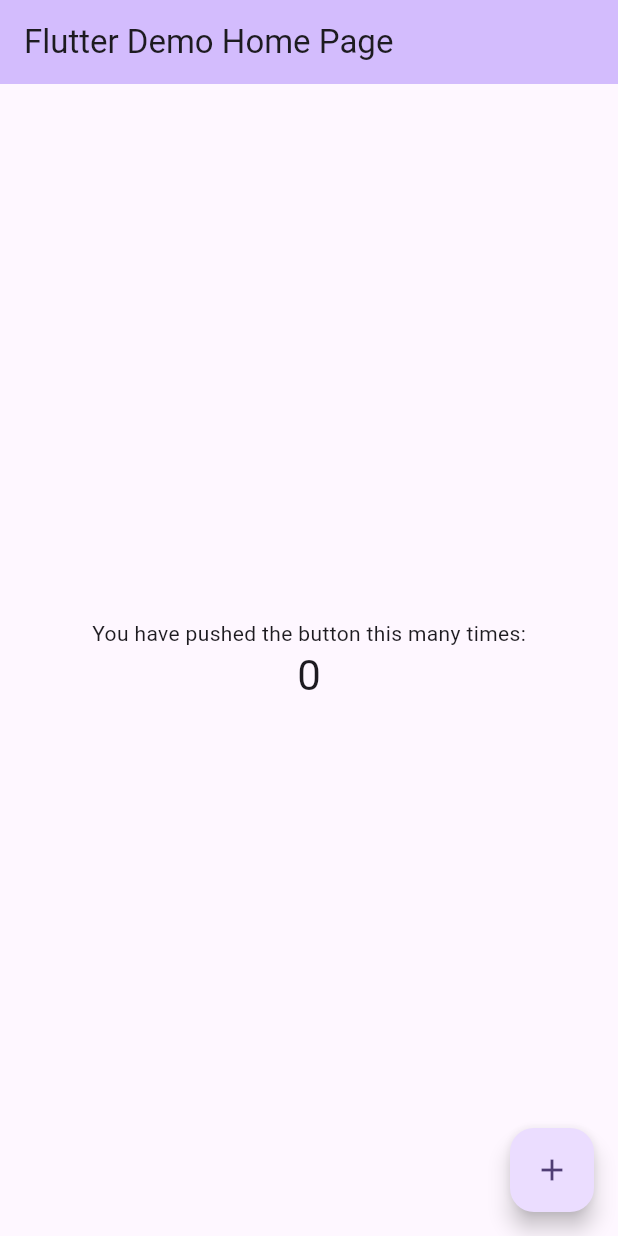
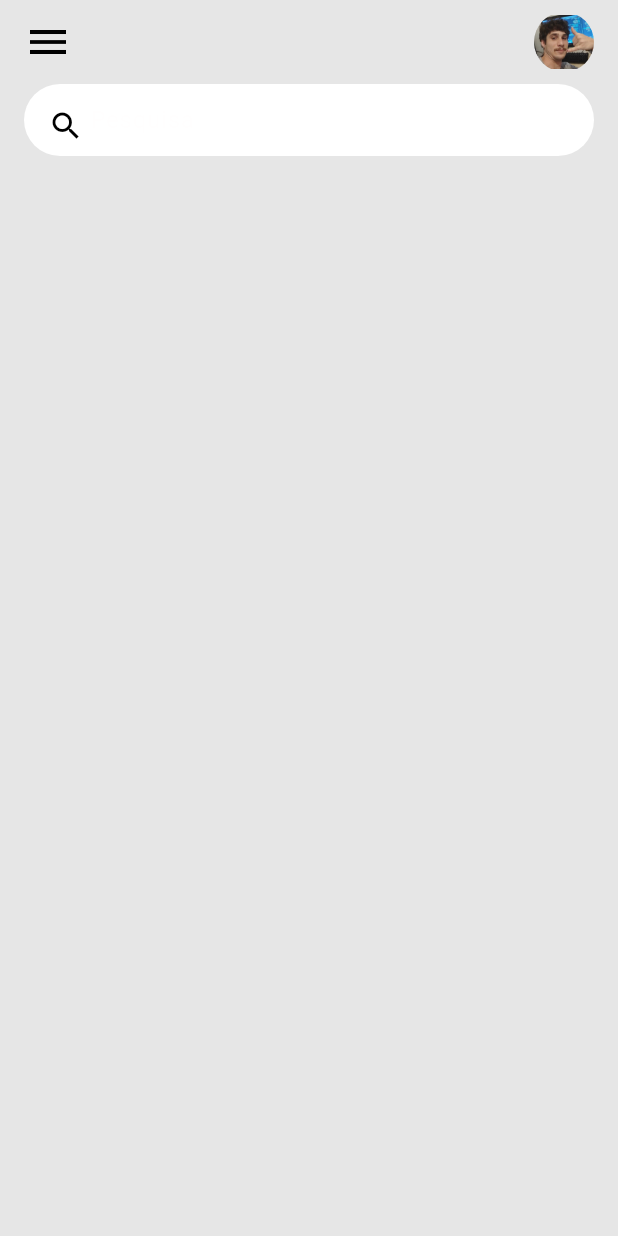
Before and after one commit to andrevictorbf/TodoListWithFlutter, a Flutter app: the screen it shows after launch, on a phone screen of 412 x 824 dp. Run offline on Flutter 3.47's test engine with Material 3 defaults, Android fonts, the phone set to English and light mode, and no system bars.

Commit message:
searchbox da homepage

```diff
--- /dev/null
+++ b/lib/constants/colors.dart
@@ -0,0 +1,7 @@
+import 'package:flutter/material.dart';
+
+const  tdRed = Color(0xFFDA4040);
+const  tdBlue = Color.fromARGB(200, 106, 93, 252);
+const Color tdBlack = Colors.black;
+const  tdGrey = Color.fromARGB(146, 255, 254, 254);
+const tdBGroundColor = Color.fromARGB(255, 230, 230, 230);
--- a/lib/main.dart
+++ b/lib/main.dart
@@ -1,125 +1,20 @@
 import 'package:flutter/material.dart';
+import 'package:flutter/services.dart';
+import 'package:todolistproject/screens/home.dart';
 
-void main() {
-  runApp(const MyApp());
-}
+void main() => runApp(const MyApp());
 
 class MyApp extends StatelessWidget {
   const MyApp({super.key});
 
-  // This widget is the root of your application.
   @override
   Widget build(BuildContext context) {
-    return MaterialApp(
-      title: 'Flutter Demo',
-      theme: ThemeData(
-        // This is the theme of your application.
-        //
-        // TRY THIS: Try running your application with "flutter run". You'll see
-        // the application has a purple toolbar. Then, without quitting the app,
-        // try changing the seedColor in the colorScheme below to Colors.green
-        // and then invoke "hot reload" (save your changes or press the "hot
-        // reload" button in a Flutter-supported IDE, or press "r" if you used
-        // the command line to start the app).
-        //
-        // Notice that the counter didn't reset back to zero; the application
-        // state is not lost during the reload. To reset the state, use hot
-        // restart instead.
-        //
-        // This works for code too, not just values: Most code changes can be
-        // tested with just a hot reload.
-        colorScheme: ColorScheme.fromSeed(seedColor: Colors.deepPurple),
-        useMaterial3: true,
-      ),
-      home: const MyHomePage(title: 'Flutter Demo Home Page'),
+    SystemChrome.setSystemUIOverlayStyle(
+        const SystemUiOverlayStyle(statusBarColor: Colors.transparent));
+    return const MaterialApp(
+      debugShowCheckedModeBanner: false,
+      title: 'ToDoAppWithFlutter',
+      home: Home(),
     );
   }
 }
-
-class MyHomePage extends StatefulWidget {
-  const MyHomePage({super.key, required this.title});
-
-  // This widget is the home page of your application. It is stateful, meaning
-  // that it has a State object (defined below) that contains fields that affect
-  // how it looks.
-
-  // This class is the configuration for the state. It holds the values (in this
-  // case the title) provided by the parent (in this case the App widget) and
-  // used by the build method of the State. Fields in a Widget subclass are
-  // always marked "final".
-
-  final String title;
-
-  @override
-  State<MyHomePage> createState() => _MyHomePageState();
-}
-
-class _MyHomePageState extends State<MyHomePage> {
-  int _counter = 0;
-
-  void _incrementCounter() {
-    setState(() {
-      // This call to setState tells the Flutter framework that something has
-      // changed in this State, which causes it to rerun the build method below
-      // so that the display can reflect the updated values. If we changed
-      // _counter without calling setState(), then the build method would not be
-      // called again, and so nothing would appear to happen.
-      _counter++;
-    });
-  }
-
-  @override
-  Widget build(BuildContext context) {
-    // This method is rerun every time setState is called, for instance as done
-    // by the _incrementCounter method above.
-    //
-    // The Flutter framework has been optimized to make rerunning build methods
-    // fast, so that you can just rebuild anything that needs updating rather
-    // than having to individually change instances of widgets.
-    return Scaffold(
-      appBar: AppBar(
-        // TRY THIS: Try changing the color here to a specific color (to
-        // Colors.amber, perhaps?) and trigger a hot reload to see the AppBar
-        // change color while the other colors stay the same.
-        backgroundColor: Theme.of(context).colorScheme.inversePrimary,
-        // Here we take the value from the MyHomePage object that was created by
-        // the App.build method, and use it to set our appbar title.
-        title: Text(widget.title),
-      ),
-      body: Center(
-        // Center is a layout widget. It takes a single child and positions it
-        // in the middle of the parent.
-        child: Column(
-          // Column is also a layout widget. It takes a list of children and
-          // arranges them vertically. By default, it sizes itself to fit its
-          // children horizontally, and tries to be as tall as its parent.
-          //
-          // Column has various properties to control how it sizes itself and
-          // how it positions its children. Here we use mainAxisAlignment to
-          // center the children vertically; the main axis here is the vertical
-          // axis because Columns are vertical (the cross axis would be
-          // horizontal).
-          //
-          // TRY THIS: Invoke "debug painting" (choose the "Toggle Debug Paint"
-          // action in the IDE, or press "p" in the console), to see the
-          // wireframe for each widget.
-          mainAxisAlignment: MainAxisAlignment.center,
-          children: <Widget>[
-            const Text(
-              'You have pushed the button this many times:',
-            ),
-            Text(
-              '$_counter',
-              style: Theme.of(context).textTheme.headlineMedium,
-            ),
-          ],
-        ),
-      ),
-      floatingActionButton: FloatingActionButton(
-        onPressed: _incrementCounter,
-        tooltip: 'Increment',
-        child: const Icon(Icons.add),
-      ), // This trailing comma makes auto-formatting nicer for build methods.
-    );
-  }
-}
--- /dev/null
+++ b/lib/screens/Home.dart
@@ -0,0 +1,93 @@
+import 'package:flutter/material.dart';
+import 'package:todolistproject/constants/colors.dart';
+
+class Home extends StatelessWidget {
+  const Home({Key? key}) : super(key: key);
+
+  @override
+  Widget build(BuildContext context) {
+    return Scaffold(
+      backgroundColor: tdBGroundColor,
+      appBar: _buildAppBar(),
+      body: Container(
+        padding: const EdgeInsets.symmetric(horizontal: 16),
+        child: Column(
+          children: [
+            searchBox(),
+          ],
+        ),
+      ),
+    );
+  }
+
+  Widget searchBox() => Container(
+        padding: EdgeInsets.symmetric(horizontal: 16),
+        decoration: BoxDecoration(
+          color: Colors.white,
+          borderRadius: BorderRadius.circular(24),
+        ),
+        child: const TextField(
+          decoration: InputDecoration(
+              contentPadding: EdgeInsets.all(0),
+              prefixIcon: Icon(
+                Icons.search,
+                color: tdBlack,
+                size: 24,
+              ),
+              prefixIconConstraints:
+                  BoxConstraints(maxHeight: 16, minWidth: 24),
+              border: InputBorder.none,
+              hintText: 'Pesquisa',
+              hintStyle: TextStyle(color: tdGrey)),
+        ),
+      );
+
+  AppBar _buildAppBar() => AppBar(
+        backgroundColor: tdBGroundColor,
+        elevation: 0,
+        title: Row(
+          mainAxisAlignment: MainAxisAlignment.spaceBetween,
+          children: [
+            const Icon(
+              Icons.menu,
+              color: tdBlack,
+              size: 32,
+            ),
+            Container(
+              height: 40,
+              width: 40,
+              child: ClipRRect(
+                borderRadius: BorderRadius.circular(20),
+                child: Image.asset('assets/images/borba.png'),
+              ),
+            )
+          ],
+        ),
+      );
+}
+//   @override
+//   Widget build(BuildContext context) => Scaffold(
+//         appBar: AppBar(
+//           backgroundColor: tdBGroundColor,
+//           elevation: 0,
+//           title: Row(
+//             mainAxisAlignment: MainAxisAlignment.spaceBetween,
+//             children: [
+//               const Icon(
+//                 Icons.menu,
+//                 color: tdBlack,
+//                 size: 32,
+//               ),
+//               Container(
+//                 height: 40,
+//                 width: 40,
+//                 child: ClipRRect(
+//                   borderRadius: BorderRadius.circular(20),
+//                   child: Image.asset('assets/images/borba.png'),
+//                 ),
+//               )
+//             ],
+//           ),
+//         ),
+//       );
+// }
--- a/pubspec.yaml
+++ b/pubspec.yaml
@@ -57,7 +57,8 @@ flutter:
   # included with your application, so that you can use the icons in
   # the material Icons class.
   uses-material-design: true
-
+  assets:
+    - assets/images/
   # To add assets to your application, add an assets section, like this:
   # assets:
   #   - images/a_dot_burr.jpeg
```
Also changed, not shown: assets/images/borba.png (added).
